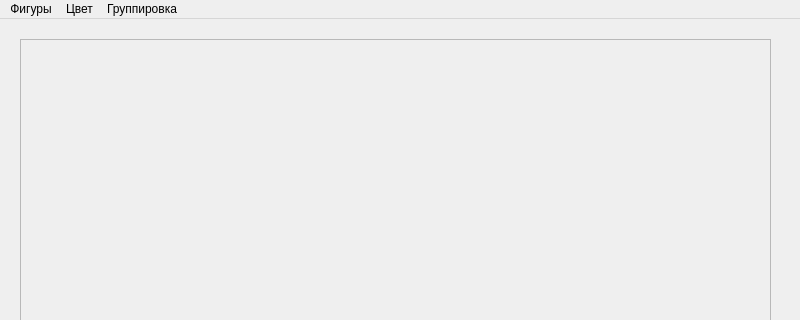
This is Sixth/mainwindow.ui in anvarrex/oop as Qt 5 draws it before an edit; both pictures show x 0 to 800 and y 0 to 320 of the 800 by 681 pixel window. The edited form follows.
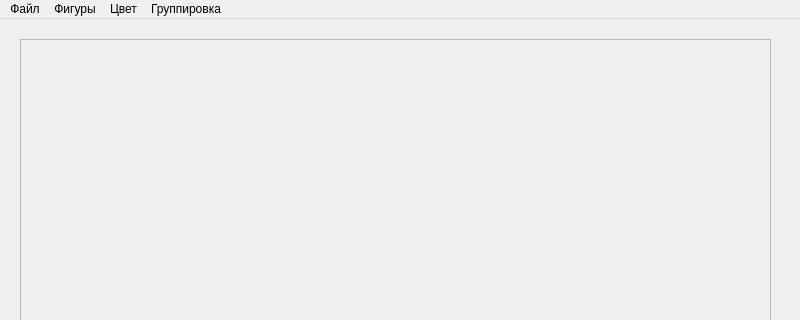
This is the edited form.

```diff
--- a/Sixth/mainwindow.ui
+++ b/Sixth/mainwindow.ui
@@ -108,6 +108,14 @@
     <addaction name="group"/>
     <addaction name="ungroup"/>
    </widget>
+   <widget class="QMenu" name="menu_4">
+    <property name="title">
+     <string>Файл</string>
+    </property>
+    <addaction name="saveas"/>
+    <addaction name="open"/>
+   </widget>
+   <addaction name="menu_4"/>
    <addaction name="menu"/>
    <addaction name="menu_2"/>
    <addaction name="menu_3"/>
```
Left out of the diff: 10 changed lines with no effect on the pictures.
